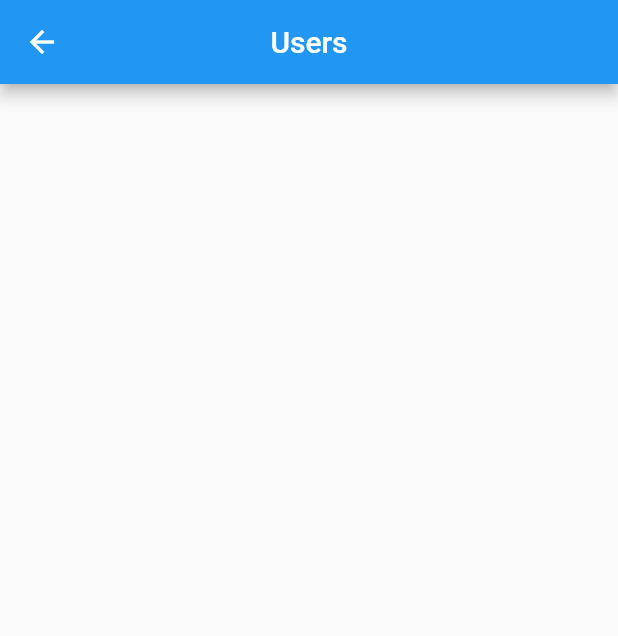
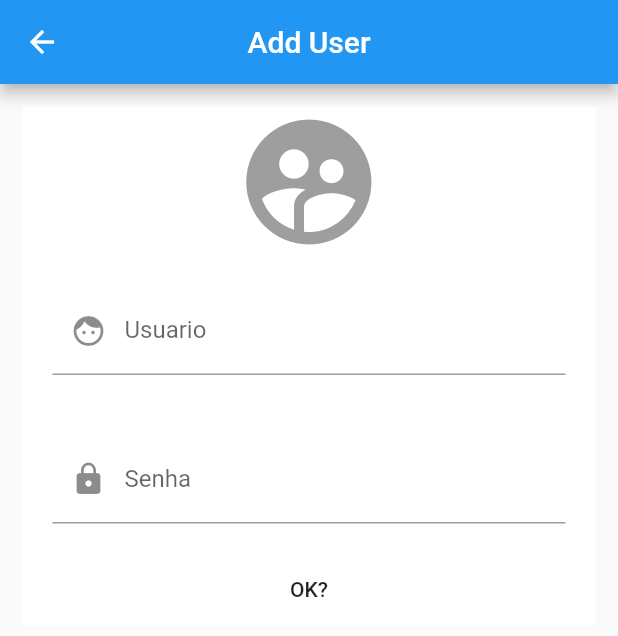
Before and after one commit to williamsaborido/codinome, a Flutter app: the screen it shows after launch, after a tap on "Add user", on a phone screen of 412 x 824 dp. Shown: the top 636 px of the screen. Run offline on Flutter 3.47's test engine with Material 2 defaults, Android fonts, the phone set to English and light mode, and no system bars; our stand-ins replace sqflite; accounts and stored records are empty.

```diff
--- a/lib/Models/user_model.dart
+++ b/lib/Models/user_model.dart
@@ -1,3 +1,5 @@
+import 'package:codinome/Helpers/database_helper.dart';
+
 class User{
   int id;
   String name;
@@ -5,15 +7,16 @@ class User{
 
   User({this.id, this.name, this.password});
 
-  factory User.fromDatabase(int id){
+  factory User.fromDatabase(DatabaseHelper dbHelper, int id) {
+    return User();
+  }
 
-
-
-    //return User(
-    //  id: ,
-    //  name: ,
-    //  password: ,
-    //);
+  Map<String, dynamic> toJson() {
+    return {
+      'id': id,
+      'name': name,
+      'password': password,
+    };
   }
 
 }
--- a/lib/views/home_view.dart
+++ b/lib/views/home_view.dart
@@ -1,6 +1,6 @@
 import 'package:codinome/Helpers/database_helper.dart';
 import 'package:codinome/Helpers/router_helper.dart';
-import 'package:codinome/Views/user_home_view.dart';
+import 'package:codinome/views/user_create_view.dart';
 import 'package:flutter/material.dart';
 
 class Home extends StatelessWidget {
@@ -18,12 +18,9 @@ class Home extends StatelessWidget {
       );
 }
 
-DatabaseHelper dbHelper;
-
 class _HomeBody extends StatelessWidget {
   @override
   Widget build(BuildContext context) {
-
     return Scaffold(
       body: Container(
         padding: EdgeInsets.all(5),
@@ -34,11 +31,14 @@ class _HomeBody extends StatelessWidget {
 
   Widget MenuItemList(BuildContext context) => ListView(children: [
         ListTile(
-            leading: Icon(Icons.supervised_user_circle),
+            leading: Hero(
+              tag: "UserAdd",
+              child: Icon(Icons.supervised_user_circle),
+            ),
             trailing: Icon(Icons.exit_to_app),
             title: Text('Add user'),
             subtitle: Text('Add a new user on the app'),
-            onTap: () => Router.PushTo(UserHome(), context)),
+            onTap: () => Router.PushTo(UserCreate(), context)),
         ListTile(
             leading: Icon(Icons.add),
             trailing: Icon(Icons.exit_to_app),
--- /dev/null
+++ b/lib/views/user_create_view.dart
@@ -0,0 +1,158 @@
+import 'package:codinome/Helpers/database_helper.dart';
+import 'package:codinome/Helpers/dialog_helper.dart';
+import 'package:codinome/Models/user_model.dart';
+import 'package:flutter/material.dart';
+
+class UserCreate extends StatefulWidget {
+  @override
+  _UserCreateState createState() => _UserCreateState();
+}
+
+class _UserCreateState extends State<UserCreate> {
+  final _formKey = GlobalKey<FormState>();
+
+  @override
+  void initState() {
+    // TODO: implement initState
+    super.initState();
+  }
+
+  @override
+  void setState(fn) {
+    // TODO: implement setState
+    super.setState(fn);
+  }
+
+  @override
+  Widget build(BuildContext context) {
+    return Scaffold(
+      appBar: UserCreateAppBar(),
+      body: _UserCreateBody(_formKey),
+    );
+  }
+
+  AppBar UserCreateAppBar() => AppBar(
+        title: Text('Add User'),
+        centerTitle: true,
+      );
+}
+
+class _UserCreateBody extends StatelessWidget {
+  GlobalKey<FormState> _key;
+
+  _UserCreateBody(this._key);
+
+  final _nameController = TextEditingController();
+  final _passwordController = TextEditingController();
+
+  @override
+  Widget build(BuildContext context) {
+    return Scaffold(
+      body: Container(
+        padding: EdgeInsets.all(5),
+        child: _UserCreateForm(context),
+      ),
+    );
+  }
+
+  Widget _UserCreateForm(BuildContext context) => SingleChildScrollView(
+        child: Container(
+          color: Colors.white,
+          margin: EdgeInsets.all(10),
+          child: Form(
+            key: _key,
+            child: Column(
+              crossAxisAlignment: CrossAxisAlignment.center,
+              mainAxisAlignment: MainAxisAlignment.spaceAround,
+              children: [
+                Hero(
+                  tag: "UserAdd",
+                  child: Icon(
+                    Icons.supervised_user_circle,
+                    size: 100,
+                    color: Colors.grey,
+                  ),
+                ),
+                Padding(
+                  padding: EdgeInsets.all(20),
+                  child: TextFormField(
+                    controller: _nameController,
+                    validator: (val) {
+                      if (val.isEmpty) {
+                        return 'Informe o nome de usuário';
+                      } else {
+                        return null;
+                      }
+                    },
+                    decoration: InputDecoration(
+                      labelText: 'Usuario',
+                      hintText: 'Informe o novo login',
+                      prefixIcon: Icon(Icons.face),
+                    ),
+                  ),
+                ),
+                Padding(
+                  padding: EdgeInsets.all(20),
+                  child: TextFormField(
+                    controller: _passwordController,
+                    validator: (val) {
+                      if (val.isEmpty) {
+                        return 'Informe o nome de usuário';
+                      } else {
+                        return null;
+                      }
+                    },
+                    decoration: InputDecoration(
+                      labelText: 'Senha',
+                      hintText: 'Defina uma senha',
+                      prefixIcon: Icon(Icons.lock),
+                    ),
+                  ),
+                ),
+                FlatButton(
+                  child: Text('OK?'),
+                  onPressed: () => _okClick(context),
+                ),
+              ],
+            ),
+          ),
+        ),
+      );
+
+  Future _okClick(BuildContext context) async {
+    if (!_key.currentState.validate()) {
+      return;
+    }
+
+    await _AddUser(
+      context,
+      User(
+        name: _nameController.text,
+        password: _passwordController.text,
+      ),
+    );
+  }
+
+  Future _AddUser(BuildContext context, User user) async {
+    try {
+      DatabaseHelper dbHelper = await DatabaseHelper().instance();
+
+      User user = User(
+        name: _nameController.text,
+        password: _passwordController.text,
+      );
+
+      var result = await dbHelper.ExistsAsync('user', 'name', user.name);
+
+      if (result) {
+        DialogHelper.ShowSnack(context, 'Nome de usuário já existe');
+      } else {
+        await dbHelper.CreateAsync('user', user.toJson());
+      }
+
+      await dbHelper.DisposeAsync();
+    } catch (ex) {
+      print(ex);
+    }
+  }
+}
```
Also changed, not shown: lib/Helpers/dialog_helper.dart (added, +12 -0 lines).
